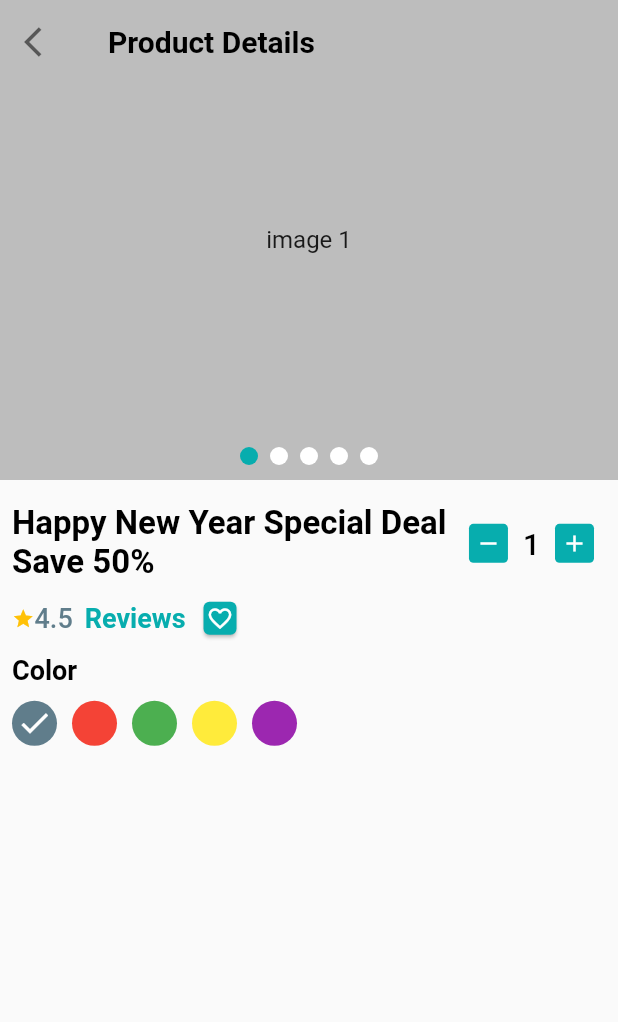
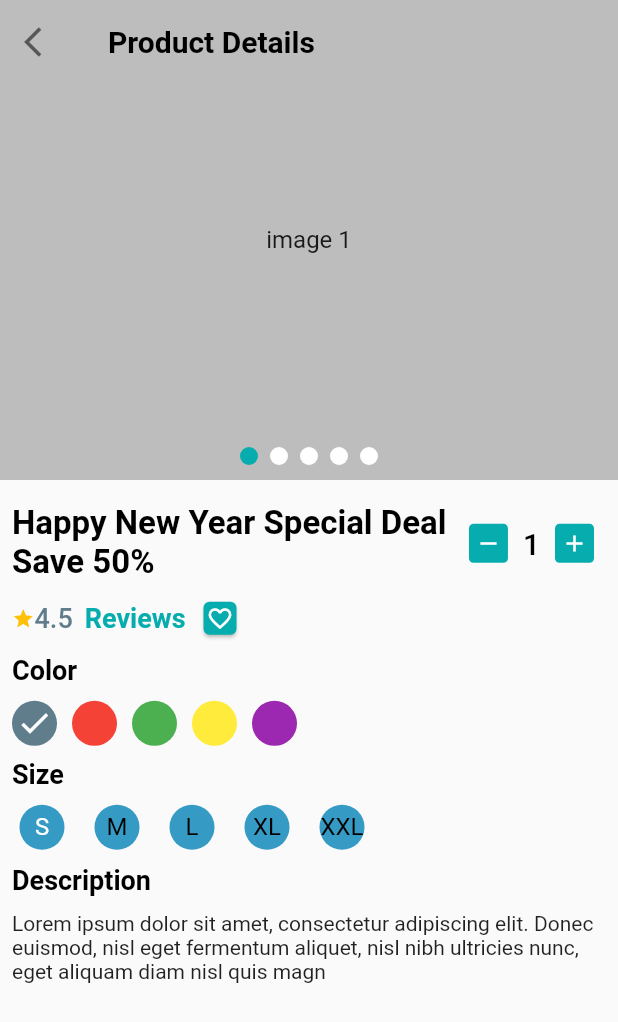
Before and after one commit to MDRifatkhan333/cruftybuy, a Flutter app: the screen it shows after launch, on a phone screen of 412 x 824 dp. Shown: the top 1022 px of the screen. Run offline on Flutter 3.47's test engine with Material 2 defaults, Android fonts, the phone set to English and light mode, and no system bars; drawn by our look-alikes of carousel_slider; our stand-ins replace flutter_svg, get, pin_code_fields.

```diff
--- a/lib/presentation/ui/screen/product_detailsScreen.dart
+++ b/lib/presentation/ui/screen/product_detailsScreen.dart
@@ -20,7 +20,9 @@ class _ProductDetasilScreenState extends State<ProductDetasilScreen> {
     Colors.yellow,
     Colors.purple
   ];
+  List<String> sizes = ['S', 'M', 'L', 'XL', 'XXL'];
   int _selectedColorIndex = 0;
+  int _selectedSizeIndex = 0;
 
   get n => null;
   @override
@@ -171,7 +173,67 @@ class _ProductDetasilScreenState extends State<ProductDetasilScreen> {
                         );
                       },
                     ),
-                  )
+                  ),
+                  SizedBox(
+                    height: MediaQuery.of(context).size.height * 0.01,
+                  ),
+                  const Text(
+                    'Size',
+                    style: TextStyle(
+                        fontSize: 18,
+                        fontWeight: FontWeight.bold,
+                        color: Colors.black),
+                  ),
+                  const SizedBox(
+                    height: 10,
+                  ),
+                  SizedBox(
+                    height: 30,
+                    child: ListView.separated(
+                      scrollDirection: Axis.horizontal,
+                      itemCount: sizes.length,
+                      itemBuilder: (context, index) {
+                        return InkWell(
+                            onTap: () {
+                              _selectedSizeIndex = index;
+                              if (mounted) {
+                                setState(() {});
+                              }
+                            },
+                            child: CircleAvatar(
+                              child: Container(
+                                child: Text(
+                                  sizes[index],
+                                  style: TextStyle(
+                                      color: _selectedSizeIndex == index
+                                          ? Colors.white
+                                          : Colors.black),
+                                ),
+                              ),
+                            ));
+                      },
+                      separatorBuilder: (context, index) {
+                        return const SizedBox(
+                          width: 10,
+                        );
+                      },
+                    ),
+                  ),
+                  const SizedBox(
+                    height: 10,
+                  ),
+                  const Text(
+                    'Description',
+                    style: TextStyle(
+                        fontSize: 18,
+                        fontWeight: FontWeight.bold,
+                        color: Colors.black),
+                  ),
+                  const SizedBox(
+                    height: 10,
+                  ),
+                  const Text(
+                      'Lorem ipsum dolor sit amet, consectetur adipiscing elit. Donec euismod, nisl eget fermentum aliquet, nisl nibh ultricies nunc, eget aliquam diam nisl quis magn ')
                 ],
               ),
             ),
```
